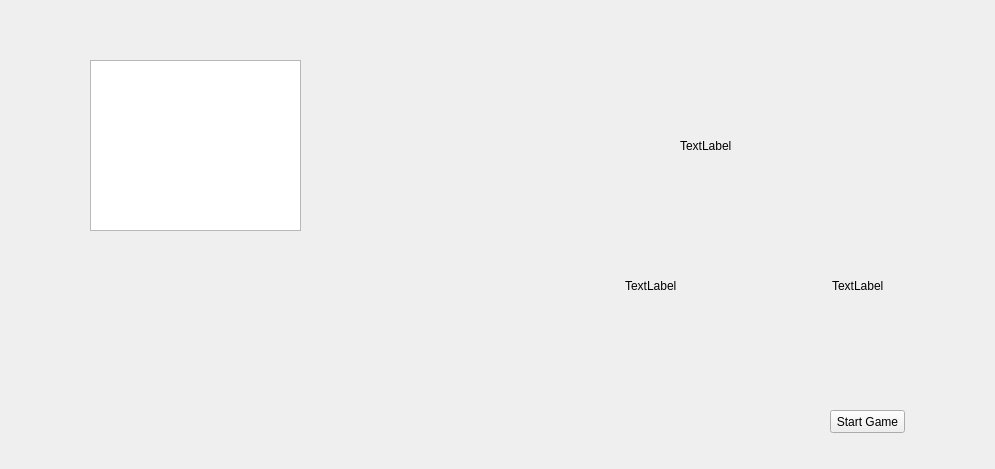
This is ProjectHiawatha/gameoptions.ui in Alex-BusNet/ProjectHiawatha as Qt 5 draws it before an edit. The edited form follows.
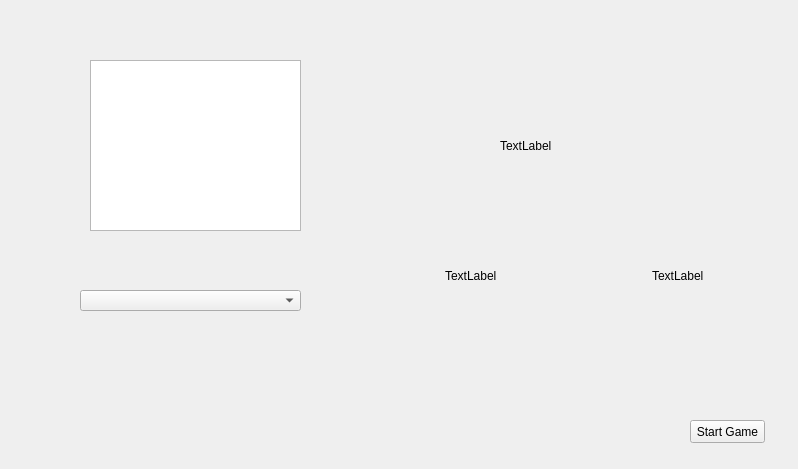
This is the edited form.

Patch:
```diff
--- a/ProjectHiawatha/gameoptions.ui
+++ b/ProjectHiawatha/gameoptions.ui
@@ -6,7 +6,7 @@
    <rect>
     <x>0</x>
     <y>0</y>
-    <width>995</width>
+    <width>798</width>
     <height>469</height>
    </rect>
   </property>
@@ -16,8 +16,8 @@
   <widget class="QPushButton" name="pushButton">
    <property name="geometry">
     <rect>
-     <x>830</x>
-     <y>410</y>
+     <x>690</x>
+     <y>420</y>
      <width>75</width>
      <height>23</height>
     </rect>
@@ -39,7 +39,7 @@
   <widget class="QLabel" name="label">
    <property name="geometry">
     <rect>
-     <x>680</x>
+     <x>500</x>
      <y>60</y>
      <width>161</width>
      <height>171</height>
@@ -52,8 +52,8 @@
   <widget class="QWidget" name="horizontalLayoutWidget">
    <property name="geometry">
     <rect>
-     <x>550</x>
-     <y>250</y>
+     <x>370</x>
+     <y>240</y>
      <width>409</width>
      <height>71</height>
     </rect>
@@ -75,6 +75,16 @@
     </item>
    </layout>
   </widget>
+  <widget class="QComboBox" name="comboBox">
+   <property name="geometry">
+    <rect>
+     <x>80</x>
+     <y>290</y>
+     <width>221</width>
+     <height>21</height>
+    </rect>
+   </property>
+  </widget>
  </widget>
  <resources/>
  <connections>
```
